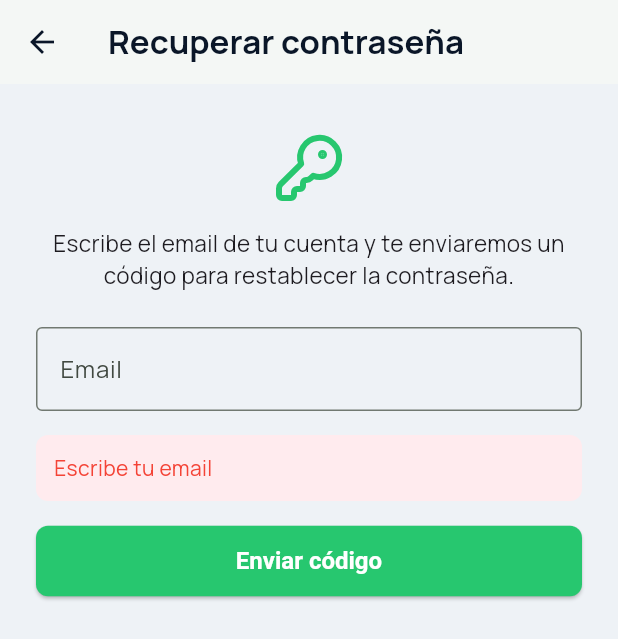
After one commit to jgrabalosa/habitos_app_mobile, a Flutter app: the RecuperacionScreen screen opened directly, after a tap on "Enviar código", on a phone screen of 412 x 824 dp. The commit adds this screen. Shown: the top 639 px of the screen. Run offline on Flutter 3.47's test engine with Material 3 defaults, Android fonts, the light colour scheme and no system bars; our stand-ins replace audioplayers, firebase_analytics, firebase_core, firebase_messaging, google_fonts, google_sign_in and 5 more; accounts and stored records are empty.

Commit message:
Recuperación de contraseña: pantalla de código + enlace en login y métodos en ApiService

```diff
--- a/lib/screens/login_screen.dart
+++ b/lib/screens/login_screen.dart
@@ -3,10 +3,12 @@ import 'package:lucide_icons_flutter/lucide_icons.dart';
 import '../theme/app_theme.dart';
 import '../services/api_service.dart';
 import 'dashboard_screen.dart';
+import 'recuperacion_screen.dart';
 import 'package:firebase_messaging/firebase_messaging.dart';
 import 'habito_screen.dart';
 import '../services/analytics_service.dart';
 import 'package:permission_handler/permission_handler.dart';
+
 
 class LoginScreen extends StatefulWidget {
   const LoginScreen({super.key});
--- /dev/null
+++ b/lib/screens/recuperacion_screen.dart
@@ -0,0 +1,200 @@
+import 'package:flutter/material.dart';
+import 'package:lucide_icons_flutter/lucide_icons.dart';
+import '../theme/app_theme.dart';
+import '../services/api_service.dart';
+
+class RecuperacionScreen extends StatefulWidget {
+  const RecuperacionScreen({super.key});
+
+  @override
+  State<RecuperacionScreen> createState() => _RecuperacionScreenState();
+}
+
+class _RecuperacionScreenState extends State<RecuperacionScreen> {
+  final _emailController = TextEditingController();
+  final _codigoController = TextEditingController();
+  final _contrasenaController = TextEditingController();
+
+  bool _codigoEnviado = false;
+  bool _loading = false;
+  bool _obscurePassword = true;
+  String? _error;
+
+  Future<void> _enviarCodigo() async {
+    if (_emailController.text.trim().isEmpty) {
+      setState(() => _error = 'Escribe tu email');
+      return;
+    }
+    setState(() { _loading = true; _error = null; });
+    try {
+      await ApiService.solicitarCodigoRecuperacion(_emailController.text.trim());
+      setState(() => _codigoEnviado = true);
+    } catch (e) {
+      setState(() => _error = 'No se pudo enviar el código. Inténtalo de nuevo.');
+    } finally {
+      setState(() => _loading = false);
+    }
+  }
+
+  Future<void> _restablecer() async {
+    if (_codigoController.text.trim().isEmpty ||
+        _contrasenaController.text.isEmpty) {
+      setState(() => _error = 'Rellena el código y la nueva contraseña');
+      return;
+    }
+    setState(() { _loading = true; _error = null; });
+    try {
+      await ApiService.restablecerContrasena(
+        _emailController.text.trim(),
+        _codigoController.text.trim(),
+        _contrasenaController.text,
+      );
+      if (mounted) {
+        ScaffoldMessenger.of(context).showSnackBar(
+          const SnackBar(
+            content: Text('Contraseña restablecida ✅ Ya puedes iniciar sesión'),
+          ),
+        );
+        Navigator.pop(context);
+      }
+    } catch (e) {
+      setState(() {
+        _error = e.toString().replaceFirst('Exception: ', '');
+      });
+    } finally {
+      if (mounted) setState(() => _loading = false);
+    }
+  }
+
+  @override
+  void dispose() {
+    _emailController.dispose();
+    _codigoController.dispose();
+    _contrasenaController.dispose();
+    super.dispose();
+  }
+
+  @override
+  Widget build(BuildContext context) {
+    return Scaffold(
+      appBar: AppBar(
+        title: const Text('Recuperar contraseña'),
+      ),
+      body: SafeArea(
+        child: SingleChildScrollView(
+          padding: const EdgeInsets.all(24),
+          child: Column(
+            crossAxisAlignment: CrossAxisAlignment.stretch,
+            children: [
+              const SizedBox(height: 8),
+              Icon(LucideIcons.keyRound, size: 48, color: AppColors.primary),
+              const SizedBox(height: 16),
+              Text(
+                _codigoEnviado
+                    ? 'Revisa tu correo. Si el email está registrado, te hemos enviado un código de 6 dígitos (caduca en 15 minutos).'
+                    : 'Escribe el email de tu cuenta y te enviaremos un código para restablecer la contraseña.',
+                textAlign: TextAlign.center,
+                style: const TextStyle(fontSize: 15),
+              ),
+              const SizedBox(height: 24),
+
+              // Email
+              TextField(
+                controller: _emailController,
+                enabled: !_codigoEnviado,
+                keyboardType: TextInputType.emailAddress,
+                decoration: const InputDecoration(
+                  labelText: 'Email',
+                  border: OutlineInputBorder(),
+                ),
+              ),
+
+              if (_codigoEnviado) ...[
+                const SizedBox(height: 12),
+
+                // Código
+                TextField(
+                  controller: _codigoController,
+                  keyboardType: TextInputType.number,
+                  maxLength: 6,
+                  decoration: const InputDecoration(
+                    labelText: 'Código de 6 dígitos',
+                    border: OutlineInputBorder(),
+                    counterText: '',
+                  ),
+                ),
+                const SizedBox(height: 12),
+
+                // Nueva contraseña
+                TextField(
+                  controller: _contrasenaController,
+                  obscureText: _obscurePassword,
+                  decoration: InputDecoration(
+                    labelText: 'Nueva contraseña',
+                    helperText: 'Mínimo 6 caracteres',
+                    border: const OutlineInputBorder(),
+                    suffixIcon: IconButton(
+                      icon: Icon(_obscurePassword
+                          ? LucideIcons.eye
+                          : LucideIcons.eyeOff),
+                      onPressed: () => setState(
+                          () => _obscurePassword = !_obscurePassword),
+                    ),
+                  ),
+                ),
+              ],
+
+              const SizedBox(height: 16),
+
+              // Error
+              if (_error != null)
+                Container(
+                  padding: const EdgeInsets.all(12),
+                  margin: const EdgeInsets.only(bottom: 16),
+                  decoration: BoxDecoration(
+                    color: Colors.red.shade50,
+                    borderRadius: BorderRadius.circular(8),
+                  ),
+                  child: Text(_error!,
+                      style: const TextStyle(color: Colors.red)),
+                ),
+
+              // Botón principal
+              SizedBox(
+                width: double.infinity,
+                child: ElevatedButton(
+                  onPressed: _loading
+                      ? null
+                      : (_codigoEnviado ? _restablecer : _enviarCodigo),
+                  style: ElevatedButton.styleFrom(
+                    backgroundColor: AppColors.primary,
+                    padding: const EdgeInsets.symmetric(vertical: 14),
+                    shape: RoundedRectangleBorder(
+                        borderRadius: BorderRadius.circular(8)),
+                  ),
+                  child: _loading
+                      ? const CircularProgressIndicator(color: Colors.white)
+                      : Text(
+                          _codigoEnviado
+                              ? 'Restablecer contraseña'
+                              : 'Enviar código',
+                          style: const TextStyle(
+                              color: Colors.white, fontSize: 16),
+                        ),
+                ),
+              ),
+
+              if (_codigoEnviado) ...[
+                const SizedBox(height: 8),
+                TextButton(
+                  onPressed: _loading ? null : _enviarCodigo,
+                  child: const Text('Reenviar código'),
+                ),
+              ],
+            ],
+          ),
+        ),
+      ),
+    );
+  }
+}
--- a/lib/services/api_service.dart
+++ b/lib/services/api_service.dart
@@ -120,6 +120,38 @@ class ApiService {
       headers: await getHeaders(),
       body: jsonEncode({
         'contrasenaActual': contrasenaActual,
+        'contrasenaNueva': contrasenaNueva,
+      }),
+    );
+
+
+
+    if (response.statusCode != 200) {
+      throw Exception(response.body);
+    }
+  }
+
+// ── Recuperación de contraseña ─────────────────────────
+  static Future<void> solicitarCodigoRecuperacion(String email) async {
+    final response = await http.post(
+      Uri.parse('$baseUrl/usuarios/recuperar'),
+      headers: {'Content-Type': 'application/json'},
+      body: jsonEncode({'email': email}),
+    );
+
+    if (response.statusCode != 200) {
+      throw Exception(response.body);
+    }
+  }
+
+  static Future<void> restablecerContrasena(
+      String email, String codigo, String contrasenaNueva) async {
+    final response = await http.post(
+      Uri.parse('$baseUrl/usuarios/restablecer'),
+      headers: {'Content-Type': 'application/json'},
+      body: jsonEncode({
+        'email': email,
+        'codigo': codigo,
         'contrasenaNueva': contrasenaNueva,
       }),
     );
```
Also changed, not shown: pubspec.lock, 5 other files.
